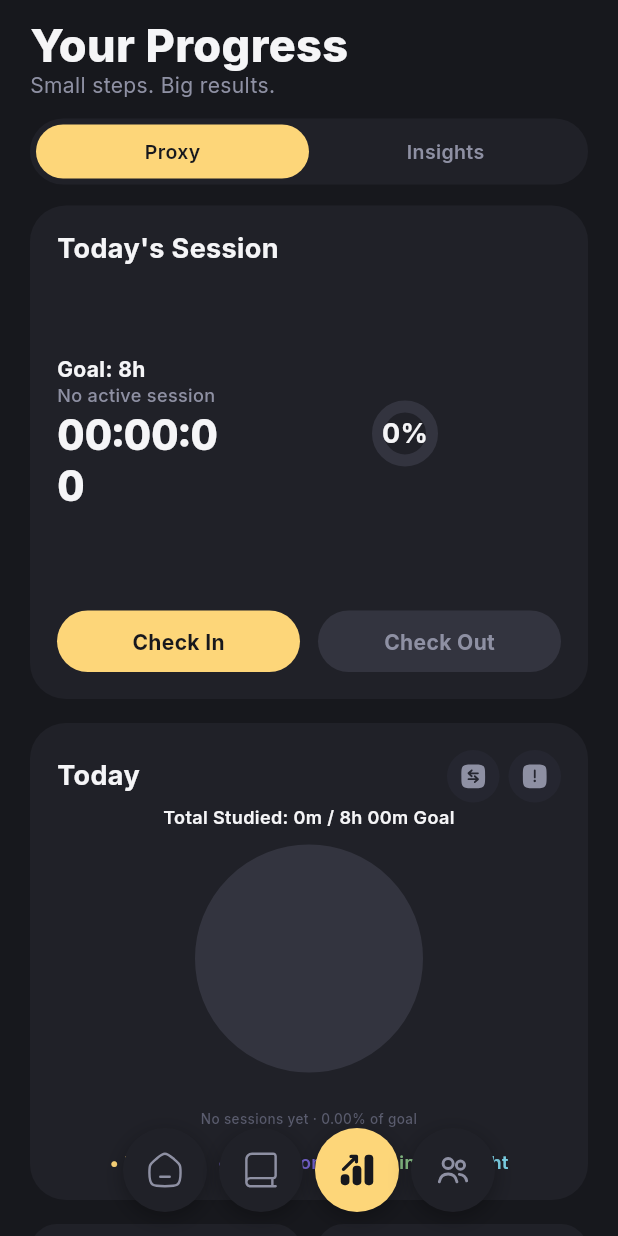
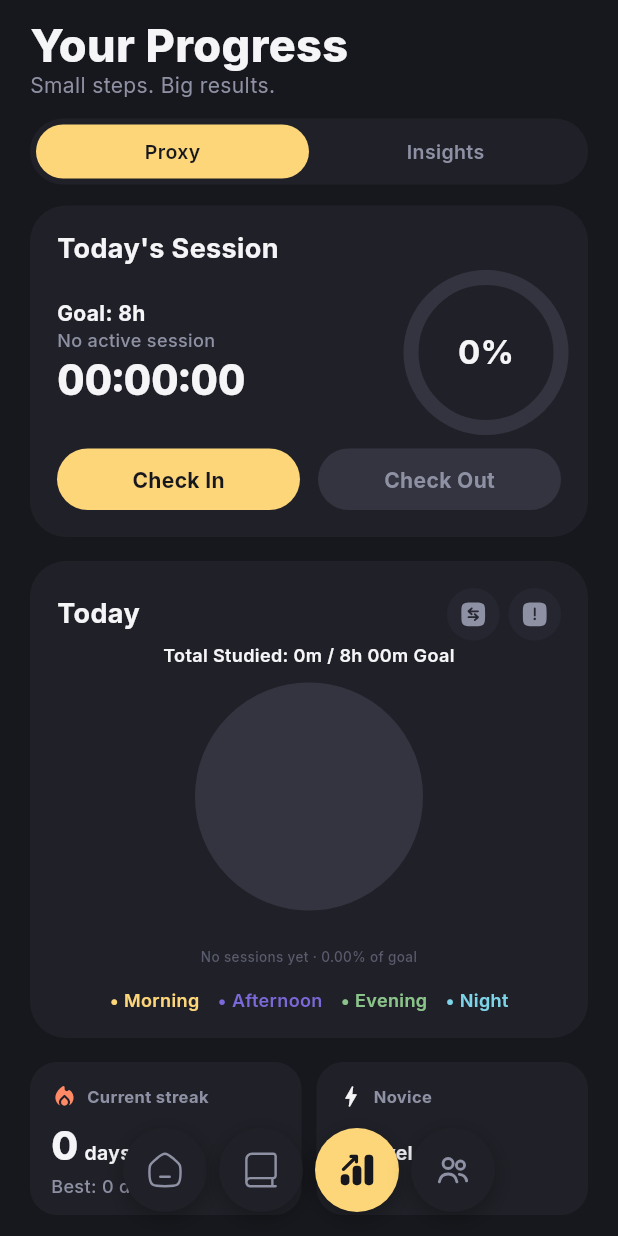
Before and after one commit to nishanth-73/studyup, a Flutter app: the ProgressScreen widget shown alone on an empty page, opened directly, on a phone screen of 412 x 824 dp. Run offline on Flutter 3.47's test engine with Material 3 defaults, Android fonts, the phone set to English and light mode, and no system bars; drawn by our look-alikes of fl_chart; our stand-ins replace app_links, file_picker, flutter_dotenv, flutter_local_notifications, flutter_riverpod, flutter_svg and 9 more; missing offline and left inert: app_settings; accounts and stored records are empty; network calls fail; project files that could hold a hidden picture were left out.

Commit message:
fix: resize progress session ring

```diff
--- a/lib/features/progress/presentation/progress_screen.dart
+++ b/lib/features/progress/presentation/progress_screen.dart
@@ -123,16 +123,22 @@ class _TodayGoalProgressRingState extends State<_TodayGoalProgressRing>
           return Stack(
             alignment: Alignment.center,
             children: [
-              CircularProgressIndicator(
+              SizedBox(
                 key: const ValueKey('today-session-goal-ring'),
+                width: widget.size,
+                height: widget.size,
+                child: CircularProgressIndicator(
                   value: visibleProgress,
-                strokeWidth: 8,
+                  strokeWidth: 10,
                   backgroundColor: AppColors.track,
-                valueColor: const AlwaysStoppedAnimation<Color>(AppColors.cta),
+                  valueColor: const AlwaysStoppedAnimation<Color>(
+                    AppColors.cta,
+                  ),
+                ),
               ),
               Text(
                 '${(visibleProgress * 100).round()}%',
-                style: AppTextStyles.section18,
+                style: AppTextStyles.section18.copyWith(fontSize: 22),
                 semanticsLabel:
                     '${(progress * 100).round()} percent of daily goal',
               ),
@@ -428,7 +434,24 @@ class _ProgressScreenState extends ConsumerState<ProgressScreen> {
     final checkIn =
         activeSession?.checkInTime ?? latestTodaySession?.checkInTime;
     final checkOut = latestTodaySession?.checkOutTime;
-    final sessionDetails = Column(
+
+    return [
+      Container(
+        padding: const EdgeInsets.all(18),
+        decoration: BoxDecoration(
+          color: AppColors.surface,
+          borderRadius: BorderRadius.circular(24),
+        ),
+        child: Column(
+          crossAxisAlignment: CrossAxisAlignment.start,
+          children: [
+            Text("Today's Session", style: AppTextStyles.section18),
+            const SizedBox(height: 8),
+            Row(
+              crossAxisAlignment: CrossAxisAlignment.center,
+              children: [
+                Expanded(
+                  child: Column(
                     crossAxisAlignment: CrossAxisAlignment.start,
                     children: [
                       Text(
@@ -459,7 +482,9 @@ class _ProgressScreenState extends ConsumerState<ProgressScreen> {
                       ),
                       const SizedBox(height: 2),
                       Text(
-          _elapsedLabel(activeSession?.durationAt(now) ?? Duration.zero),
+                        _elapsedLabel(
+                          activeSession?.durationAt(now) ?? Duration.zero,
+                        ),
                         style: AppTextStyles.title28.copyWith(
                           fontFeatures: const [FontFeature.tabularFigures()],
                         ),
@@ -476,48 +501,17 @@ class _ProgressScreenState extends ConsumerState<ProgressScreen> {
                           ),
                         ),
                     ],
-    );
-    Widget goalRing(double size) => _TodayGoalProgressRing(
+                  ),
+                ),
+                const SizedBox(width: 12),
+                _TodayGoalProgressRing(
                   trackedSeconds: trackedSeconds,
                   goalMinutes: goalMinutes,
                   selectedDate: _today,
                   sessionsRevision: progress.sessions,
-      size: size,
-    );
-
-    return [
-      Container(
-        padding: const EdgeInsets.all(18),
-        decoration: BoxDecoration(
-          color: AppColors.surface,
-          borderRadius: BorderRadius.circular(24),
-        ),
-        child: Column(
-          crossAxisAlignment: CrossAxisAlignment.start,
-          children: [
-            Text("Today's Session", style: AppTextStyles.section18),
-            const SizedBox(height: 8),
-            LayoutBuilder(
-              builder: (context, constraints) {
-                if (constraints.maxWidth < 300) {
-                  return Column(
-                    crossAxisAlignment: CrossAxisAlignment.stretch,
-                    children: [
-                      sessionDetails,
-                      const SizedBox(height: 12),
-                      Center(child: goalRing(216)),
-                    ],
-                  );
-                }
-                return Row(
-                  crossAxisAlignment: CrossAxisAlignment.center,
-                  children: [
-                    Expanded(child: sessionDetails),
-                    const SizedBox(width: 12),
-                    goalRing(constraints.maxWidth < 340 ? 208 : 220),
-                  ],
-                );
-              },
+                  size: MediaQuery.sizeOf(context).width < 360 ? 88 : 100,
+                ),
+              ],
             ),
             const SizedBox(height: 14),
             _CheckInOutButtons(
```
Also changed, not shown: 1 other file. Lines whose indentation alone changed are shown as unchanged.
